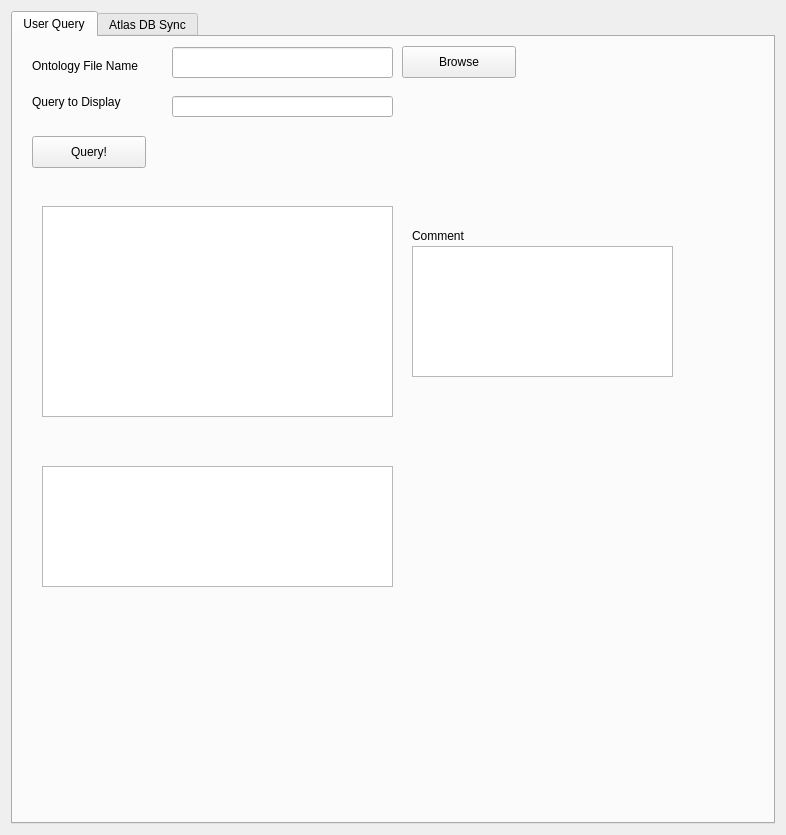
First picture: the form in Resources/UI/qSlicerFacetedVisualizerModule.ui, repository millerjv/FacetedVisualizer, before the edit.
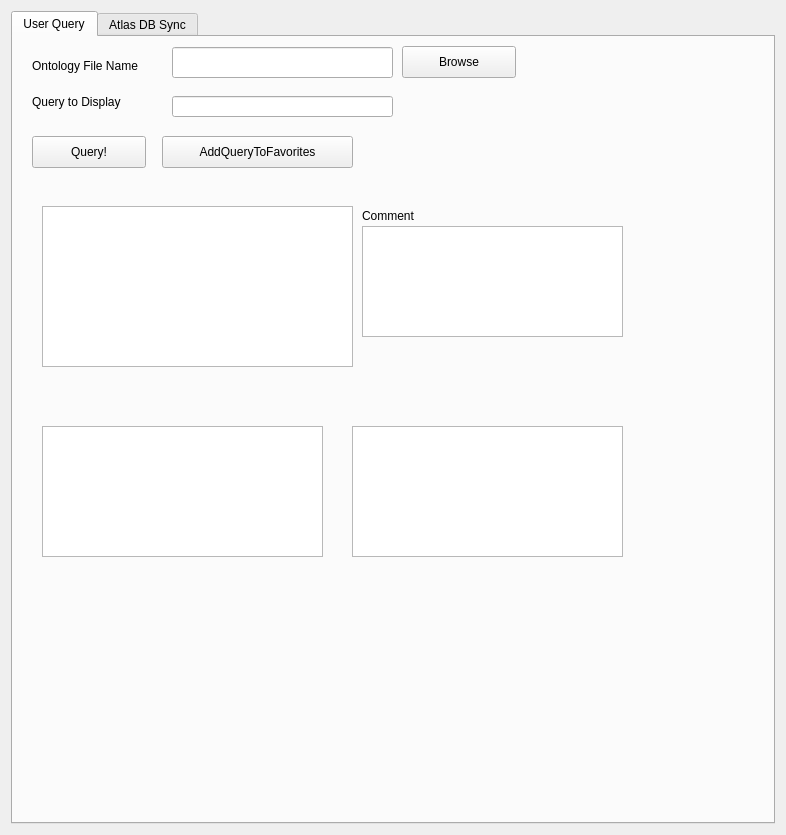
Second picture: the form after the edit. Custom widgets are drawn as their Qt base class.

Commit message: modified user interface to include favorites and DBSync page

```diff
--- a/Resources/UI/qSlicerFacetedVisualizerModule.ui
+++ b/Resources/UI/qSlicerFacetedVisualizerModule.ui
@@ -114,8 +114,8 @@
              <rect>
               <x>10</x>
               <y>130</y>
-              <width>654</width>
-              <height>281</height>
+              <width>601</width>
+              <height>211</height>
              </rect>
             </property>
             <property name="text" stdset="0">
@@ -126,8 +126,8 @@
               <rect>
                <x>10</x>
                <y>30</y>
-               <width>351</width>
-               <height>211</height>
+               <width>311</width>
+               <height>161</height>
               </rect>
              </property>
              <property name="mouseTracking">
@@ -148,14 +148,17 @@
              <property name="wordWrap">
               <bool>true</bool>
              </property>
+             <attribute name="headerVisible">
+              <bool>false</bool>
+             </attribute>
             </widget>
             <widget class="QPlainTextEdit" name="plainTextEditCommentBox">
              <property name="geometry">
               <rect>
-               <x>380</x>
-               <y>70</y>
+               <x>330</x>
+               <y>50</y>
                <width>261</width>
-               <height>131</height>
+               <height>111</height>
               </rect>
              </property>
              <property name="readOnly">
@@ -168,8 +171,8 @@
             <widget class="QLabel" name="label_comment">
              <property name="geometry">
               <rect>
-               <x>380</x>
-               <y>50</y>
+               <x>330</x>
+               <y>30</y>
                <width>171</width>
                <height>20</height>
               </rect>
@@ -182,26 +185,166 @@
            <widget class="ctkCollapsibleButton" name="CollapsibleButton_2" native="true">
             <property name="geometry">
              <rect>
-              <x>0</x>
-              <y>390</y>
-              <width>631</width>
+              <x>10</x>
+              <y>350</y>
+              <width>311</width>
               <height>171</height>
              </rect>
             </property>
             <property name="text" stdset="0">
-             <string>QueryLog</string>
+             <string>Query History</string>
             </property>
             <widget class="QTreeView" name="treeViewQueryLog">
              <property name="geometry">
               <rect>
-               <x>20</x>
+               <x>10</x>
                <y>30</y>
-               <width>351</width>
-               <height>121</height>
+               <width>281</width>
+               <height>131</height>
               </rect>
              </property>
+             <property name="selectionMode">
+              <enum>QAbstractItemView::MultiSelection</enum>
+             </property>
+             <property name="rootIsDecorated">
+              <bool>false</bool>
+             </property>
+             <attribute name="headerVisible">
+              <bool>false</bool>
+             </attribute>
+             <attribute name="headerStretchLastSection">
+              <bool>false</bool>
+             </attribute>
             </widget>
            </widget>
+           <widget class="ctkCollapsibleButton" name="CollapsibleButton_3" native="true">
+            <property name="geometry">
+             <rect>
+              <x>320</x>
+              <y>350</y>
+              <width>291</width>
+              <height>171</height>
+             </rect>
+            </property>
+            <property name="text" stdset="0">
+             <string>Favorite Queries</string>
+            </property>
+            <widget class="QTreeView" name="treeViewFavorites">
+             <property name="geometry">
+              <rect>
+               <x>10</x>
+               <y>30</y>
+               <width>271</width>
+               <height>131</height>
+              </rect>
+             </property>
+             <property name="editTriggers">
+              <set>QAbstractItemView::DoubleClicked|QAbstractItemView::EditKeyPressed|QAbstractItemView::SelectedClicked</set>
+             </property>
+             <property name="selectionMode">
+              <enum>QAbstractItemView::MultiSelection</enum>
+             </property>
+             <property name="rootIsDecorated">
+              <bool>false</bool>
+             </property>
+             <attribute name="headerVisible">
+              <bool>false</bool>
+             </attribute>
+             <attribute name="headerStretchLastSection">
+              <bool>false</bool>
+             </attribute>
+            </widget>
+           </widget>
+           <widget class="QLabel" name="label_warning">
+            <property name="geometry">
+             <rect>
+              <x>390</x>
+              <y>50</y>
+              <width>201</width>
+              <height>31</height>
+             </rect>
+            </property>
+            <property name="palette">
+             <palette>
+              <active>
+               <colorrole role="WindowText">
+                <brush brushstyle="SolidPattern">
+                 <color alpha="255">
+                  <red>255</red>
+                  <green>0</green>
+                  <blue>0</blue>
+                 </color>
+                </brush>
+               </colorrole>
+               <colorrole role="Text">
+                <brush brushstyle="SolidPattern">
+                 <color alpha="255">
+                  <red>255</red>
+                  <green>0</green>
+                  <blue>0</blue>
+                 </color>
+                </brush>
+               </colorrole>
+              </active>
+              <inactive>
+               <colorrole role="WindowText">
+                <brush brushstyle="SolidPattern">
+                 <color alpha="255">
+                  <red>255</red>
+                  <green>0</green>
+                  <blue>0</blue>
+                 </color>
+                </brush>
+               </colorrole>
+               <colorrole role="Text">
+                <brush brushstyle="SolidPattern">
+                 <color alpha="255">
+                  <red>255</red>
+                  <green>0</green>
+                  <blue>0</blue>
+                 </color>
+                </brush>
+               </colorrole>
+              </inactive>
+              <disabled>
+               <colorrole role="WindowText">
+                <brush brushstyle="SolidPattern">
+                 <color alpha="255">
+                  <red>69</red>
+                  <green>69</green>
+                  <blue>69</blue>
+                 </color>
+                </brush>
+               </colorrole>
+               <colorrole role="Text">
+                <brush brushstyle="SolidPattern">
+                 <color alpha="255">
+                  <red>69</red>
+                  <green>69</green>
+                  <blue>69</blue>
+                 </color>
+                </brush>
+               </colorrole>
+              </disabled>
+             </palette>
+            </property>
+            <property name="text">
+             <string/>
+            </property>
+           </widget>
+           <widget class="QPushButton" name="pushButton_favorites">
+            <property name="geometry">
+             <rect>
+              <x>140</x>
+              <y>90</y>
+              <width>191</width>
+              <height>32</height>
+             </rect>
+            </property>
+            <property name="text">
+             <string>AddQueryToFavorites</string>
+            </property>
+           </widget>
           </widget>
          </item>
         </layout>
```
Left out of the diff: 99 changed lines with no effect on the pictures.
